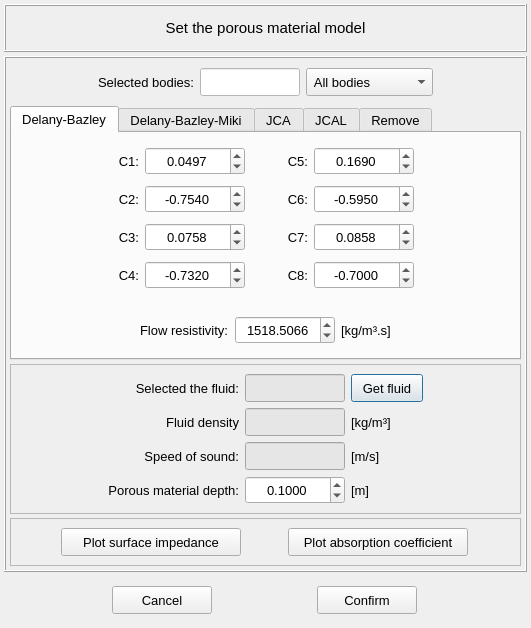
Old version of the form vibra/interface/data/ui_files/model/setup/acoustic/set_porous_material_model.ui in the repository MOPT-UFSC/VIBRA.
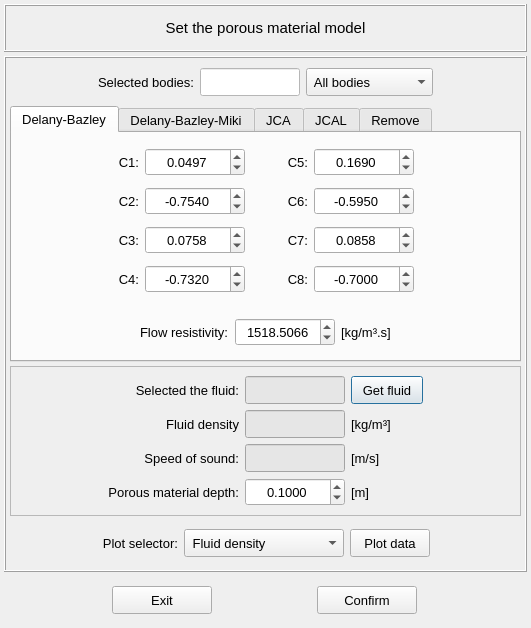
New version of the form.

Commit message: Add plots for the effective fluid density and speed of sound - porous material models

```diff
--- a/vibra/interface/data/ui_files/model/setup/acoustic/set_porous_material_model.ui
+++ b/vibra/interface/data/ui_files/model/setup/acoustic/set_porous_material_model.ui
@@ -2627,49 +2627,31 @@
        </widget>
       </item>
       <item row="3" column="0">
-       <widget class="QFrame" name="frame_2">
+       <widget class="QFrame" name="frame_plot_buttons">
+        <property name="maximumSize">
+         <size>
+          <width>16777215</width>
+          <height>48</height>
+         </size>
+        </property>
         <property name="frameShape">
-         <enum>QFrame::StyledPanel</enum>
+         <enum>QFrame::NoFrame</enum>
         </property>
         <property name="frameShadow">
          <enum>QFrame::Raised</enum>
         </property>
         <layout class="QGridLayout" name="gridLayout_19">
-         <item row="0" column="0">
-          <widget class="QPushButton" name="pushButton_plot_surface_impedance">
-           <property name="minimumSize">
-            <size>
-             <width>100</width>
-             <height>28</height>
-            </size>
-           </property>
-           <property name="maximumSize">
-            <size>
-             <width>180</width>
-             <height>28</height>
-            </size>
-           </property>
-           <property name="font">
-            <font>
-             <pointsize>10</pointsize>
-            </font>
-           </property>
-           <property name="text">
-            <string>Plot surface impedance</string>
-           </property>
-          </widget>
-         </item>
          <item row="0" column="1">
-          <widget class="QPushButton" name="pushButton_plot_absorption_coefficient">
+          <widget class="QLabel" name="label_50">
            <property name="minimumSize">
             <size>
-             <width>100</width>
+             <width>0</width>
              <height>28</height>
             </size>
            </property>
            <property name="maximumSize">
             <size>
-             <width>180</width>
+             <width>16777215</width>
              <height>28</height>
             </size>
            </property>
@@ -2679,10 +2661,104 @@
             </font>
            </property>
            <property name="text">
-            <string>Plot absorption coefficient</string>
+            <string>Plot selector:</string>
            </property>
+           <property name="alignment">
+            <set>Qt::AlignRight|Qt::AlignTrailing|Qt::AlignVCenter</set>
+           </property>
           </widget>
          </item>
+         <item row="0" column="2">
+          <widget class="QComboBox" name="comboBox_plot_type">
+           <property name="minimumSize">
+            <size>
+             <width>160</width>
+             <height>28</height>
+            </size>
+           </property>
+           <property name="maximumSize">
+            <size>
+             <width>200</width>
+             <height>28</height>
+            </size>
+           </property>
+           <property name="font">
+            <font>
+             <pointsize>10</pointsize>
+            </font>
+           </property>
+           <item>
+            <property name="text">
+             <string> Fluid density</string>
+            </property>
+           </item>
+           <item>
+            <property name="text">
+             <string> Speed of sound</string>
+            </property>
+           </item>
+           <item>
+            <property name="text">
+             <string> Surface impedance</string>
+            </property>
+           </item>
+           <item>
+            <property name="text">
+             <string> Absorption coefficient</string>
+            </property>
+           </item>
+          </widget>
+         </item>
+         <item row="0" column="4">
+          <spacer name="horizontalSpacer_19">
+           <property name="orientation">
+            <enum>Qt::Horizontal</enum>
+           </property>
+           <property name="sizeHint" stdset="0">
+            <size>
+             <width>40</width>
+             <height>20</height>
+            </size>
+           </property>
+          </spacer>
+         </item>
+         <item row="0" column="3">
+          <widget class="QPushButton" name="pushButton_plot_data">
+           <property name="minimumSize">
+            <size>
+             <width>80</width>
+             <height>28</height>
+            </size>
+           </property>
+           <property name="maximumSize">
+            <size>
+             <width>220</width>
+             <height>28</height>
+            </size>
+           </property>
+           <property name="font">
+            <font>
+             <pointsize>10</pointsize>
+            </font>
+           </property>
+           <property name="text">
+            <string>Plot data</string>
+           </property>
+          </widget>
+         </item>
+         <item row="0" column="0">
+          <spacer name="horizontalSpacer_20">
+           <property name="orientation">
+            <enum>Qt::Horizontal</enum>
+           </property>
+           <property name="sizeHint" stdset="0">
+            <size>
+             <width>40</width>
+             <height>20</height>
+            </size>
+           </property>
+          </spacer>
+         </item>
         </layout>
        </widget>
       </item>
@@ -2754,7 +2830,7 @@
          </font>
         </property>
         <property name="text">
-         <string>Cancel</string>
+         <string>Exit</string>
         </property>
        </widget>
       </item>
```
Left out of the diff: 335 changed lines with no effect on the pictures. The commit also changes 1 other file.
